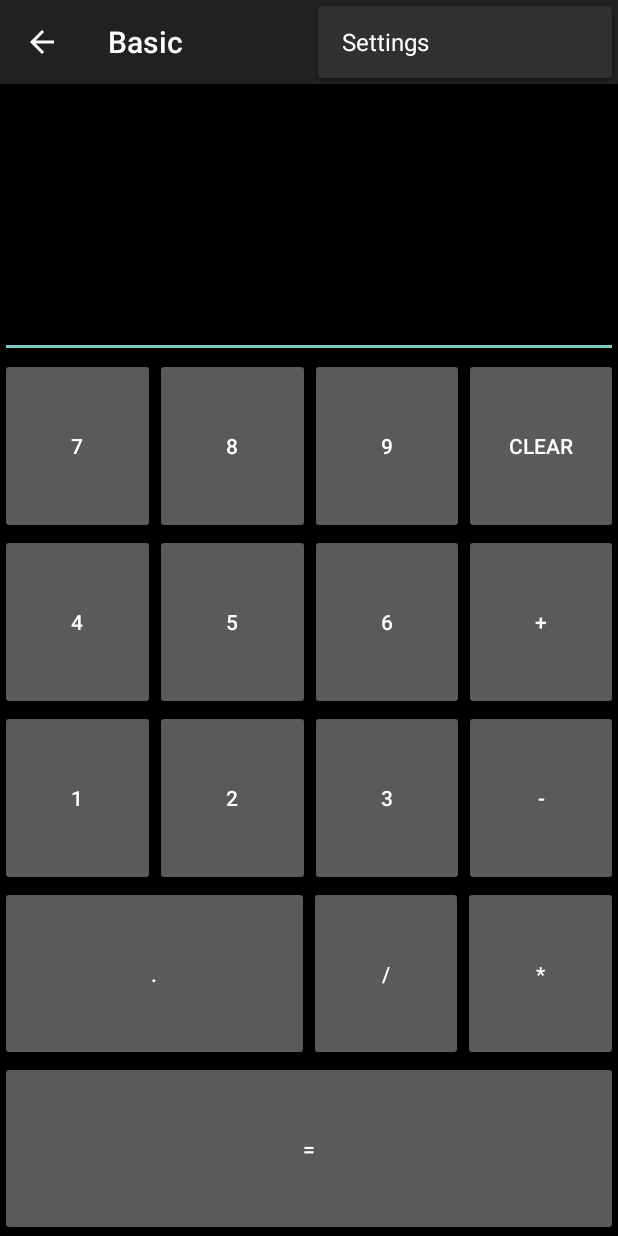
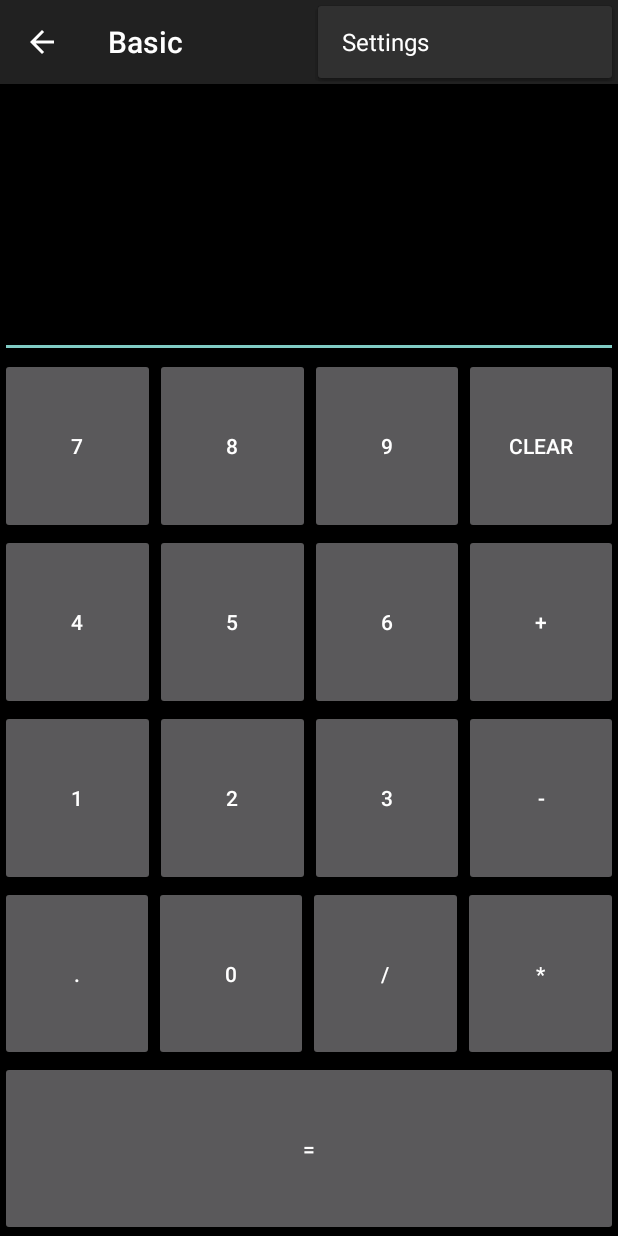
Before and after one commit to LivInTheLookingGlass/MultiCalc, an Android app: the screen it shows after launch (MainActivity), with the options menu open, on a phone screen of 412 x 824 dp. Run offline under Robolectric (Android 15) with nearby library versions, the phone set to English and light mode, and no system bars; 2 statements that could not run were skipped.

Commit message:
Add 0 to layout

```diff
--- a/app/src/main/java/io/github/gappleto97/multicalc/MainActivity.java
+++ b/app/src/main/java/io/github/gappleto97/multicalc/MainActivity.java
@@ -132,6 +132,10 @@
         }
     }
 
+    public void btn0Clicked(View v){
+        insert(0);
+    }
+
     public void btn1Clicked(View v){
         insert(1);
     }
@@ -170,32 +174,22 @@
 
     public void btnplusClicked(View v){
         insert('+');
-        //perform();
-        //op = '+';
     }
 
     public void btnminusClicked(View v){
         insert('-');
-        //perform();
-        //op = '-';
     }
 
     public void btndivideClicked(View v){
         insert('/');
-        //perform();
-        //op = '/';
     }
 
     public void btnmultiClicked(View v){
         insert('x');
-        //perform();
-        //op = '*';
     }
 
     public void btndotClicked(View v){
         insert('.');
-        //perform();
-        //op = '/';
     }
 
     public void btnequalClicked(View v){
--- a/app/src/main/res/layout/activity_main.xml
+++ b/app/src/main/res/layout/activity_main.xml
@@ -172,9 +172,18 @@
                 android:id="@+id/Btndot_id"
                 android:layout_width="0dp"
                 android:layout_height="fill_parent"
-                android:layout_weight="0.5"
+                android:layout_weight="0.25"
                 android:text="."
                 android:onClick="btndotClicked"
+                />
+
+            <Button
+                android:id="@+id/Btnzero_id"
+                android:layout_width="0dp"
+                android:layout_height="fill_parent"
+                android:layout_weight="0.25"
+                android:text="0"
+                android:onClick="btn0Clicked"
                 />
 
             <Button
```
Also changed, not shown: 1 other file.
